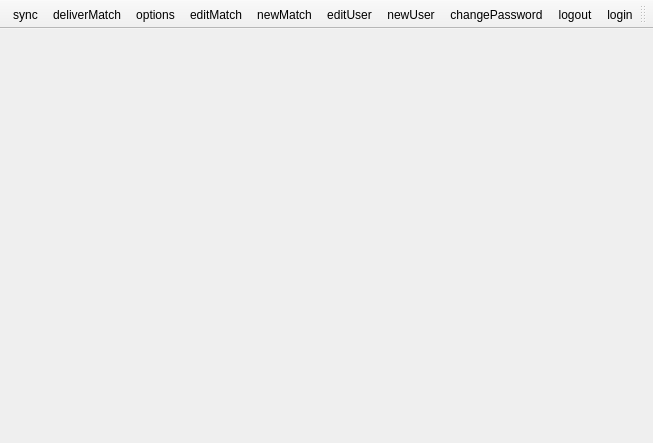
This is Client/reghaabat/mainwindow.ui in nournia/ketabkhaane as Qt 5 draws it before an edit. The edited form follows.
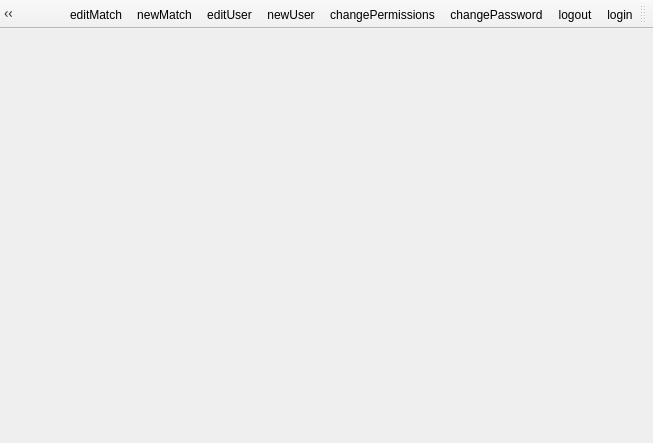
This is the edited form.

Commit message: added create new permission

The edit to the form file:
```diff
--- a/Client/reghaabat/mainwindow.ui
+++ b/Client/reghaabat/mainwindow.ui
@@ -49,6 +49,7 @@
    <addaction name="actionLogin"/>
    <addaction name="actionLogout"/>
    <addaction name="actionChangePassword"/>
+   <addaction name="actionChangePermissions"/>
    <addaction name="actionNewUser"/>
    <addaction name="actionEditUser"/>
    <addaction name="actionNewMatch"/>
@@ -120,6 +121,11 @@
     <string>changePassword</string>
    </property>
   </action>
+  <action name="actionChangePermissions">
+   <property name="text">
+    <string>changePermissions</string>
+   </property>
+  </action>
  </widget>
  <layoutdefault spacing="6" margin="11"/>
  <resources/>
```
The commit also changes 6 other files.
